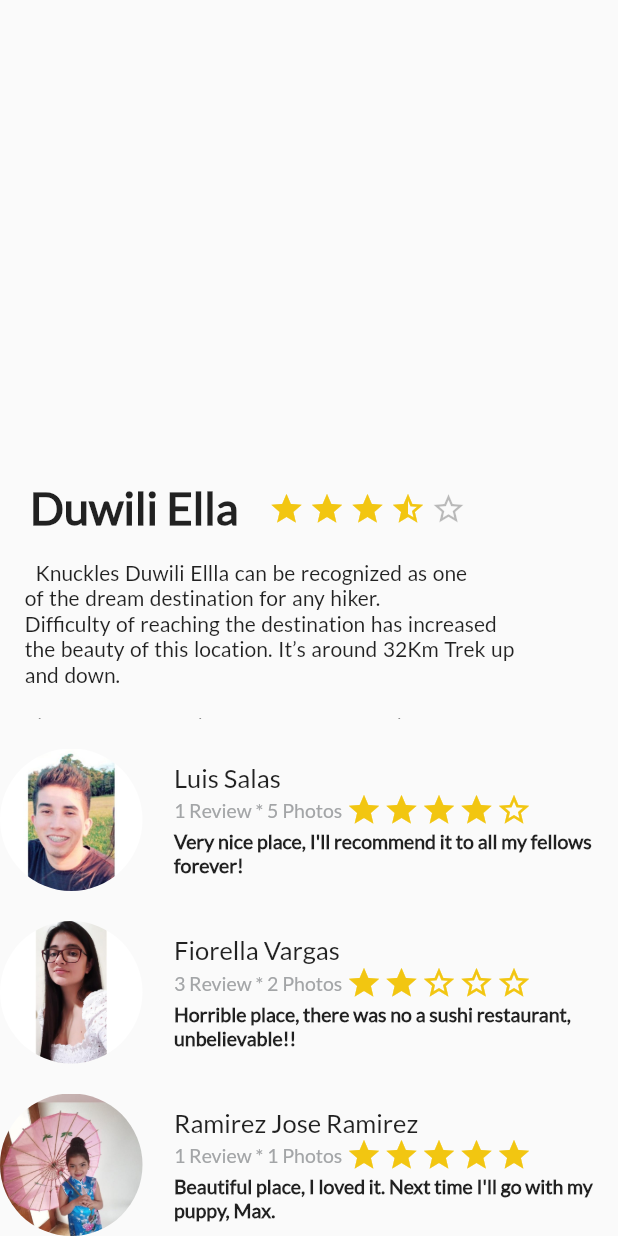
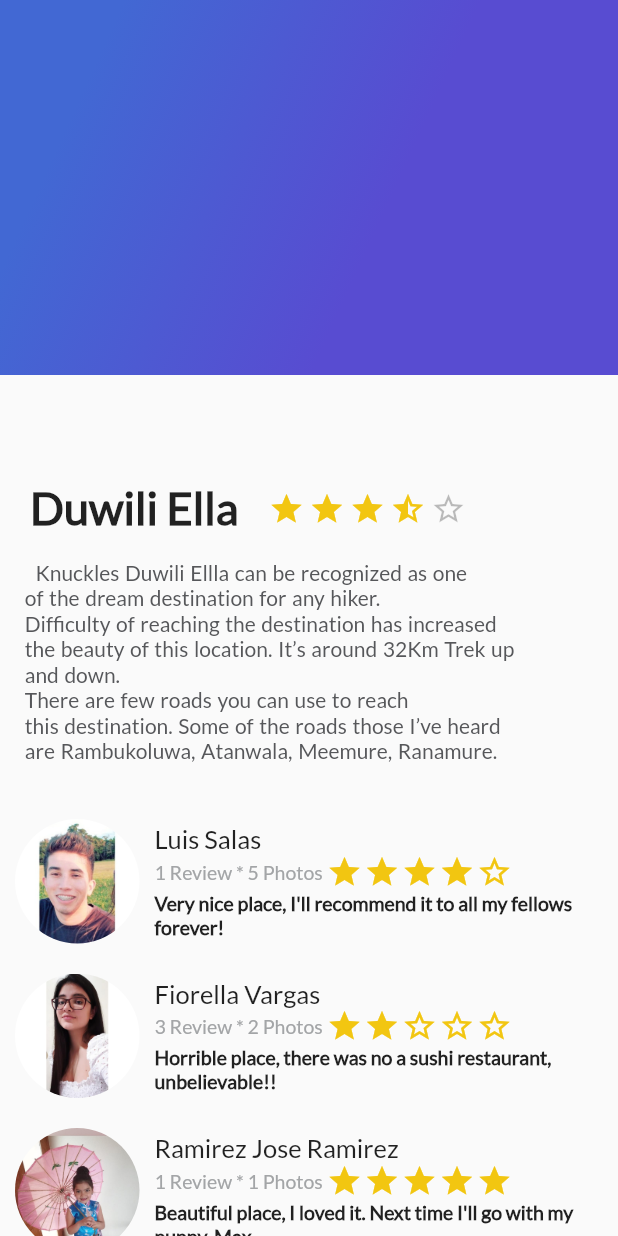
Before and after one commit to Pirris-Salas/FlutterAvanzado, a Flutter app: the screen it shows after launch, on a phone screen of 412 x 824 dp. Run offline on Flutter 3.47's test engine with Material 2 defaults, Android fonts, the phone set to English and light mode, and no system bars; statements that could not run were skipped.

```diff
--- a/lib/description_place.dart
+++ b/lib/description_place.dart
@@ -47,8 +47,7 @@ class DescriptionPlace extends StatelessWidget {
       ),
     );
 
-    final placeDescription = Flexible(
-        child: Row(
+    final placeDescription = Row(
       mainAxisAlignment: MainAxisAlignment.start,
       crossAxisAlignment: CrossAxisAlignment.start,
       children: <Widget>[
@@ -68,14 +67,14 @@ class DescriptionPlace extends StatelessWidget {
               fontSize: 14,
               fontFamily: "Lato",
               wordSpacing: 1.0,
-              fontWeight: FontWeight.normal
+              fontWeight: FontWeight.w500,
+              color: Color(0xFF56575a)
               //letterSpacing: 0.5
 
             ),
           ),
         ),
       ],
-    )
     );
 
     final titleStars = Row(
@@ -114,7 +113,6 @@ class DescriptionPlace extends StatelessWidget {
           children: <Widget>[
             titleStars,
             placeDescription,
-            ReviewList(),
           ],
         )
       ],
--- a/lib/main.dart
+++ b/lib/main.dart
@@ -1,5 +1,6 @@
-
+import 'review_list.dart';
 import 'description_place.dart';
+import 'gradient_back.dart';
 import 'package:flutter/cupertino.dart';
 import 'package:flutter/material.dart';
 import 'package:flutter/rendering.dart';
@@ -16,7 +17,7 @@ class MyApp extends StatelessWidget {
      of the dream destination for any hiker.
      Difficulty of reaching the destination has increased
      the beauty of this location. It’s around 32Km Trek up
-     and down.\n\
+     and down.
      There are few roads you can use to reach
      this destination. Some of the roads those I’ve heard
      are Rambukoluwa, Atanwala, Meemure, Ranamure.
@@ -45,7 +46,17 @@ class MyApp extends StatelessWidget {
         visualDensity: VisualDensity.adaptivePlatformDensity,
       ),
       home: Scaffold(
-        body: DescriptionPlace("Duwili Ella", 3, description),
+        body: Stack(
+          children: <Widget>[
+            ListView(
+              children: <Widget>[
+                DescriptionPlace("Duwili Ella", 3, description),
+                ReviewList(),
+              ],
+            ),
+            GradientBack(),
+          ],
+        )
       )
 
       );//MyHomePage(title: 'Flutter Demo Home Page'),
--- a/lib/review.dart
+++ b/lib/review.dart
@@ -21,7 +21,7 @@ class Review extends StatelessWidget {
     final userName = Container(
       margin: EdgeInsets.only(
         top: 20.0,
-        left: 1.0,
+        left: 10.0,
       ),
       child: Text(
         name,
@@ -39,7 +39,7 @@ class Review extends StatelessWidget {
         Container(
           margin: EdgeInsets.only(
             top: 1.0,
-            left: 1.0,
+            left: 10.0,
             right: 1.5,
           ),
           child: Text(
@@ -60,7 +60,7 @@ class Review extends StatelessWidget {
       //width: MediaQuery.of(context).size.width * 0.6,
       margin: EdgeInsets.only(
         top: 1.0,
-        left: 1.0,
+        left: 10.0,
       ),
         child: Text(
           comment,
@@ -92,10 +92,10 @@ class Review extends StatelessWidget {
     final Widget picture = Container(
       margin: EdgeInsets.only(
           top: 20.0,
-          right: 20.0
+          left: 10.0
       ),
-      height: 95.0,
-      width: 95.0,
+      height: 83.0,
+      width: 83.0,
       decoration: BoxDecoration(
           shape: BoxShape.circle,
           image: DecorationImage(
--- a/lib/review_list.dart
+++ b/lib/review_list.dart
@@ -15,6 +15,9 @@ class ReviewList extends StatelessWidget{
         new Review(imageUrl, "Luis Salas", "1 Review * 5 Photos", "Very nice place, I'll recommend it to all my fellows forever!",4),
         new Review(imageSuqui, "Fiorella Vargas", "3 Review * 2 Photos", "Horrible place, there was no a sushi restaurant, unbelievable!!",2),
         new Review(imageRamirez, "Ramirez Jose Ramirez", "1 Review * 1 Photos", "Beautiful place, I loved it. Next time I'll go with my puppy, Max.",5),
+        new Review(imageSuqui, "Fiorella Vargas", "3 Review * 2 Photos", "Horrible place, there was no a sushi restaurant, unbelievable!!",2),
+        new Review(imageSuqui, "Fiorella Vargas", "3 Review * 2 Photos", "Horrible place, there was no a sushi restaurant, unbelievable!!",2),
+        new Review(imageSuqui, "Fiorella Vargas", "3 Review * 2 Photos", "Horrible place, there was no a sushi restaurant, unbelievable!!",2),
       ],
     );
   }
```
